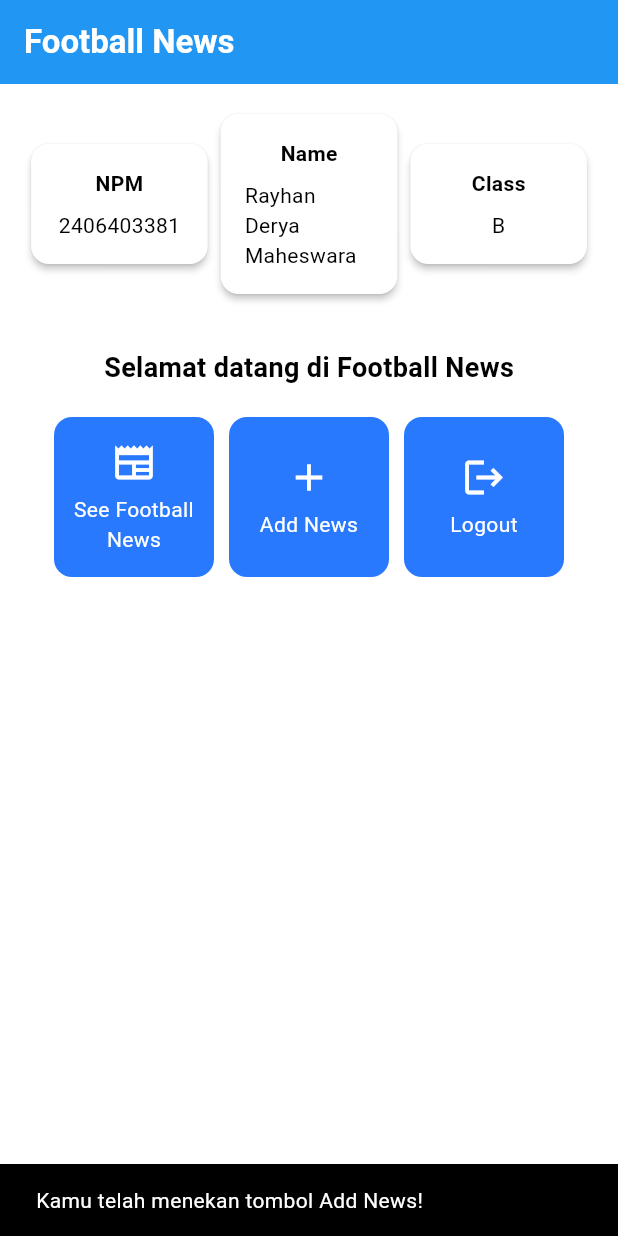
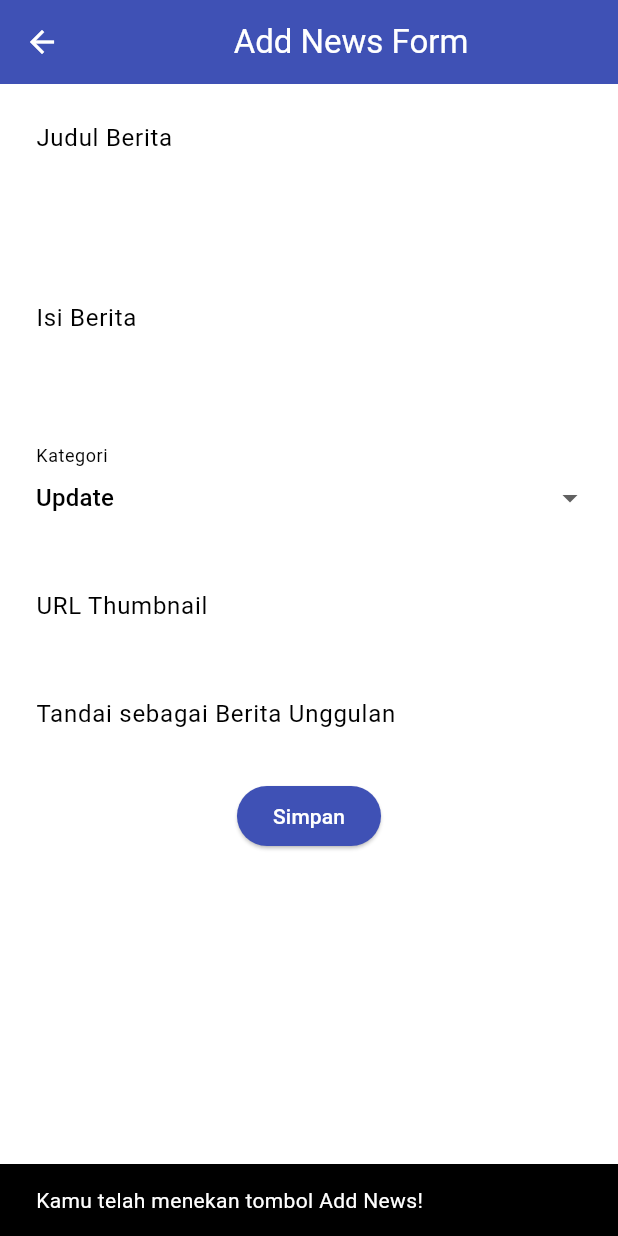
Before and after one commit to RayhanDerya/football-news-flutter, a Flutter app: the screen it shows after launch, after a tap on "Add News", on a phone screen of 412 x 824 dp. Run offline on Flutter 3.47's test engine with Material 3 defaults, Android fonts, the phone set to English and light mode, and no system bars.

Commit message:
Tutorial 7

```diff
--- a/lib/main.dart
+++ b/lib/main.dart
@@ -1,5 +1,5 @@
 import 'package:flutter/material.dart';
-import 'package:football_news/menu.dart';
+import 'package:football_news/screens/menu.dart';
 
 void main() {
   runApp(const MyApp());
--- a/lib/menu.dart
+++ b/lib/screens/menu.dart
@@ -1,4 +1,6 @@
 import 'package:flutter/material.dart';
+import 'package:football_news/widgets/left_drawer.dart';
+import 'package:football_news/widgets/news_card.dart';
 
 class MyHomePage extends StatelessWidget {
     MyHomePage({super.key});
@@ -17,9 +19,9 @@ class MyHomePage extends StatelessWidget {
     Widget build(BuildContext context) {
     // Scaffold menyediakan struktur dasar halaman dengan AppBar dan body.
     return Scaffold(
-      // AppBar adalah bagian atas halaman yang menampilkan judul.
       appBar: AppBar(
         // Judul aplikasi "Football News" dengan teks putih dan tebal.
+
         title: const Text(
           'Football News',
           style: TextStyle(
@@ -30,6 +32,7 @@ class MyHomePage extends StatelessWidget {
         // Warna latar belakang AppBar diambil dari skema warna tema aplikasi.
         backgroundColor: Theme.of(context).colorScheme.primary,
       ),
+      drawer: LeftDrawer(),
       // Body halaman dengan padding di sekelilingnya.
       body: Padding(
         padding: const EdgeInsets.all(16.0),
@@ -130,57 +133,3 @@ class InfoCard extends StatelessWidget {
     );
   }
 }
-
-class ItemCard extends StatelessWidget {
-  // Menampilkan kartu dengan ikon dan nama.
-
-  final ItemHomepage item;
-
-  const ItemCard(this.item, {super.key});
-
-  @override
-  Widget build(BuildContext context) {
-    return Material(
-      // Menentukan warna latar belakang dari tema aplikasi.
-      color: Theme.of(context).colorScheme.secondary,
-      // Membuat sudut kartu melengkung.
-      borderRadius: BorderRadius.circular(12),
-
-      child: InkWell(
-        // Aksi ketika kartu ditekan.
-        onTap: () {
-          // Menampilkan pesan SnackBar saat kartu ditekan.
-          ScaffoldMessenger.of(context)
-            ..hideCurrentSnackBar()
-            ..showSnackBar(
-              SnackBar(content: Text("Kamu telah menekan tombol ${item.name}!"))
-            );
-        },
-        // Container untuk menyimpan Icon dan Text
-        child: Container(
-          padding: const EdgeInsets.all(8),
-          child: Center(
-            child: Column(
-              // Menyusun ikon dan teks di tengah kartu.
-              mainAxisAlignment: MainAxisAlignment.center,
-              children: [
-                Icon(
-                  item.icon,
-                  color: Colors.white,
-                  size: 30.0,
-                ),
-                const Padding(padding: EdgeInsets.all(3)),
-                Text(
-                  item.name,
-                  textAlign: TextAlign.center,
-                  style: const TextStyle(color: Colors.white),
-                ),
-              ],
-            ),
-          ),
-        ),
-      ),
-    );
-  }
-
-}
--- /dev/null
+++ b/lib/screens/newslist_form.dart
@@ -0,0 +1,211 @@
+import 'package:flutter/material.dart';
+// TODO: Impor drawer yang sudah dibuat sebelumnya
+
+class NewsFormPage extends StatefulWidget {
+    const NewsFormPage({super.key});
+
+    @override
+    State<NewsFormPage> createState() => _NewsFormPageState();
+}
+
+class _NewsFormPageState extends State<NewsFormPage> {
+
+    final _formKey = GlobalKey<FormState>();
+    String _title = "";
+    String _content = "";
+    String _category = "update"; // default
+    String _thumbnail = "";
+    bool _isFeatured = false; // default
+
+    final List<String> _categories = [
+      'transfer',
+      'update',
+      'exclusive',
+      'match',
+      'rumor',
+      'analysis',
+    ];
+
+    @override
+    Widget build(BuildContext context) {
+        return Scaffold(
+          appBar: AppBar(
+            title: const Center(
+              child: Text(
+                'Add News Form',
+              ),
+            ),
+            backgroundColor: Colors.indigo,
+            foregroundColor: Colors.white,
+          ),
+          // TODO: Tambahkan drawer yang sudah dibuat di sini
+          body: Form(
+            key: _formKey,
+            child: SingleChildScrollView(
+              child: Column(
+                crossAxisAlignment: CrossAxisAlignment.start,
+                children:[
+                  // === Title ===
+                  Padding(
+                    padding: const EdgeInsets.all(8.0),
+                    child: TextFormField(
+                      decoration: InputDecoration(
+                        hintText: "Judul Berita",
+                        labelText: "Judul Berita",
+                        border: OutlineInputBorder(
+                          borderRadius: BorderRadius.circular(5.0),
+                        ),
+                      ),
+                      onChanged: (String? value) {
+                        setState(() {
+                          _title = value!;
+                        });
+                      },
+                      validator: (String? value) {
+                        if (value == null || value.isEmpty) {
+                          return "Judul tidak boleh kosong!";
+                        }
+                        return null;
+                      },
+                    ),
+                  ),
+                  // === Content ===
+                  Padding(
+                    padding: const EdgeInsets.all(8.0),
+                    child: TextFormField(
+                      maxLines: 5,
+                      decoration: InputDecoration(
+                        hintText: "Isi Berita",
+                        labelText: "Isi Berita",
+                        border: OutlineInputBorder(
+                          borderRadius: BorderRadius.circular(5.0),
+                        ),
+                      ),
+                      onChanged: (String? value) {
+                        setState(() {
+                          _content = value!;
+                        });
+                      },
+                      validator: (String? value) {
+                        if (value == null || value.isEmpty) {
+                          return "Isi berita tidak boleh kosong!";
+                        }
+                        return null;
+                      },
+                    ),
+                  ),
+                  Padding(
+                    padding: const EdgeInsets.all(8.0),
+                    child: DropdownButtonFormField<String>(
+                      decoration: InputDecoration(
+                        labelText: "Kategori",
+                        border: OutlineInputBorder(
+                          borderRadius: BorderRadius.circular(5.0),
+                        ),
+                      ),
+                      value: _category,
+                      items: _categories
+                          .map((cat) => DropdownMenuItem(
+                                value: cat,
+                                child: Text(
+                                    cat[0].toUpperCase() + cat.substring(1)),
+                              ))
+                          .toList(),
+                      onChanged: (String? newValue) {
+                        setState(() {
+                          _category = newValue!;
+                        });
+                      },
+                    ),
+                  ),
+
+                  // === Thumbnail URL ===
+                  Padding(
+                    padding: const EdgeInsets.all(8.0),
+                    child: TextFormField(
+                      decoration: InputDecoration(
+                        hintText: "URL Thumbnail (opsional)",
+                        labelText: "URL Thumbnail",
+                        border: OutlineInputBorder(
+                          borderRadius: BorderRadius.circular(5.0),
+                        ),
+                      ),
+                      onChanged: (String? value) {
+                        setState(() {
+                          _thumbnail = value!;
+                        });
+                      },
+                    ),
+                  ),
+
+                  // === Is Featured ===
+                  Padding(
+                    padding: const EdgeInsets.all(8.0),
+                    child: SwitchListTile(
+                      title: const Text("Tandai sebagai Berita Unggulan"),
+                      value: _isFeatured,
+                      onChanged: (bool value) {
+                        setState(() {
+                          _isFeatured = value;
+                        });
+                      },
+                    ),
+                  ),
+                  Align(
+                    alignment: Alignment.bottomCenter,
+                    child: Padding(
+                      padding: const EdgeInsets.all(8.0),
+                      child: ElevatedButton(
+                        style: ButtonStyle(
+                          backgroundColor:
+                              MaterialStateProperty.all(Colors.indigo),
+                        ),
+                        onPressed: () {
+                          if (_formKey.currentState!.validate()) {
+                            showDialog(
+                              context: context,
+                              builder: (context) {
+                                return AlertDialog(
+                                  title: const Text('Produk berhasil tersimpan'),
+                                  content: SingleChildScrollView(
+                                    child: Column(
+                                      crossAxisAlignment:
+                                          CrossAxisAlignment.start,
+                                      children: [
+                                        Text('Judul: $_title'),
+                                          Text('Isi: $_content'),
+                                          Text('Kategori: $_category'),
+                                          Text('Thumbnail: $_thumbnail'),
+                                          Text(
+                                              'Unggulan: ${_isFeatured ? "Ya" : "Tidak"}'),
+                                      ],
+                                    ),
+                                  ),
+                                  actions: [
+                                    TextButton(
+                                      child: const Text('OK'),
+                                      onPressed: () {
+                                        Navigator.pop(context);
+                                        _formKey.currentState!.reset();
+                                      },
+                                    ),
+                                  ],
+                                );
+                              },
+                            );
+                          }
+                        },
+                        child: const Text(
+                          "Simpan",
+                          style: TextStyle(color: Colors.white),
+                        ),
+                      ),
+                    ),
+                  ),
+                ],
+              )
+            ),
+          ),
+        );
+    }
+}
--- /dev/null
+++ b/lib/widgets/left_drawer.dart
@@ -0,0 +1,74 @@
+import 'package:flutter/material.dart';
+import 'package:football_news/screens/menu.dart';
+import 'package:football_news/screens/newslist_form.dart';
+
+
+class LeftDrawer extends StatelessWidget {
+  const LeftDrawer({super.key});
+
+  @override
+  Widget build(BuildContext context) {
+    return Drawer(
+      child: ListView(
+        children: [
+          const DrawerHeader(
+            decoration: BoxDecoration(
+              color: Colors.blue,
+            ),
+            child: Column(
+              children: [
+                Text(
+                  'Football News',
+                  textAlign: TextAlign.center,
+                  style: TextStyle(
+                    fontSize: 30,
+                    fontWeight: FontWeight.bold,
+                    color: Colors.white,
+                  ),
+                ),
+                Padding(padding: EdgeInsets.all(10)),
+                Text("Seluruh berita sepak bola terkini di sini!",
+                  textAlign: TextAlign.center,
+                  style: TextStyle(
+                    fontSize: 15,
+                    color: Colors.white,
+                  ),
+                    // TODO: Tambahkan gaya teks dengan center alignment, font ukuran 15, warna putih, dan weight biasa
+                ),
+              ],
+            ),
+          ),
+          // TODO: Bagian routing
+          ListTile(
+            leading: const Icon(Icons.home_outlined),
+            title: const Text('Home'),
+            // Bagian redirection ke MyHomePage
+            onTap: () {
+              Navigator.pushReplacement(
+                  context,
+                  MaterialPageRoute(
+                    builder: (context) => MyHomePage(),
+                  ));
+            },
+          ),
+          ListTile(
+            leading: const Icon(Icons.post_add),
+            title: const Text('Add News'),
+            // Bagian redirection ke NewsFormPage
+            onTap: () {
+              /*
+              TODO: Buatlah routing ke NewsFormPage di sini,
+              setelah halaman NewsFormPage sudah dibuat.
+              */
+              Navigator.push(context
+                  ,
+                  MaterialPageRoute(
+                    builder: (context) => NewsFormPage(),
+                  ));
+            },
+          ),
+        ],
+      ),
+    );
+  }
+}
--- /dev/null
+++ b/lib/widgets/news_card.dart
@@ -0,0 +1,68 @@
+
+import 'package:flutter/material.dart';
+import 'package:football_news/screens/menu.dart';
+import 'package:football_news/screens/newslist_form.dart';
+
+class ItemCard extends StatelessWidget {
+  // Menampilkan kartu dengan ikon dan nama.
+
+  final ItemHomepage item;
+
+  const ItemCard(this.item, {super.key});
+
+  @override
+  Widget build(BuildContext context) {
+    return Material(
+      // Menentukan warna latar belakang dari tema aplikasi.
+      color: Theme.of(context).colorScheme.secondary,
+      // Membuat sudut kartu melengkung.
+      borderRadius: BorderRadius.circular(12),
+
+      child: InkWell(
+        // Aksi ketika kartu ditekan.
+        onTap: () {
+          // Memunculkan SnackBar ketika diklik
+          ScaffoldMessenger.of(context)
+            ..hideCurrentSnackBar()
+            ..showSnackBar(SnackBar(
+                content: Text("Kamu telah menekan tombol ${item.name}!")));
+
+          // Navigate ke route yang sesuai (tergantung jenis tombol)
+          if (item.name == "Add News") {
+            // TODO: Gunakan Navigator.push untuk melakukan navigasi ke MaterialPageRoute yang mencakup NewsFormPage.
+            Navigator.push(
+                context,
+                MaterialPageRoute(
+                  builder: (context) => NewsFormPage(),
+                ));
+          }
+
+        },
+        // Container untuk menyimpan Icon dan Text
+        child: Container(
+          padding: const EdgeInsets.all(8),
+          child: Center(
+            child: Column(
+              // Menyusun ikon dan teks di tengah kartu.
+              mainAxisAlignment: MainAxisAlignment.center,
+              children: [
+                Icon(
+                  item.icon,
+                  color: Colors.white,
+                  size: 30.0,
+                ),
+                const Padding(padding: EdgeInsets.all(3)),
+                Text(
+                  item.name,
+                  textAlign: TextAlign.center,
+                  style: const TextStyle(color: Colors.white),
+                ),
+              ],
+            ),
+          ),
+        ),
+      ),
+    );
+  }
+
+}
```
Also changed, not shown: form_sample/analysis_options.yaml (added, +28 -0 lines), form_sample/lib/main.dart (added, +64 -0 lines), form_sample/pubspec.yaml (added, +89 -0 lines), form_sample/pubspec.lock (added), 124 other files.
